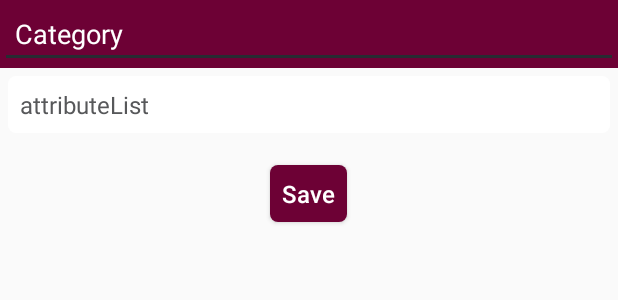
After one commit to SaadSurya/BizLinked, an Android app: the layout dialog_layout.xml on its own in the app's theme, with its tools: preview values and no code run, on a phone screen of 412 x 824 dp. The commit adds this screen. Shown: the top 300 px of the screen. Run offline under Robolectric (Android 15) with nearby library versions, the phone set to English and light mode, and no system bars.

Commit message:
images on the produc and category

```diff
--- a/app/src/main/java/com/application/lumaque/bizlinked/constant/AppConstant.java
+++ b/app/src/main/java/com/application/lumaque/bizlinked/constant/AppConstant.java
@@ -106,6 +106,7 @@ public static final String LINKED_CUSTOMER_URL = BASE_URL + LINK +"GetCustomerLi
 
 
         public static final String PRODUCT_CATEGORY= BASE_URL + PRODUCT +"GetProductCategories";
+        public static final String PRODUCT_ATTRIBUTES= BASE_URL + PRODUCT +"GetCompanyAttributes";
 
 
 
--- /dev/null
+++ b/app/src/main/res/layout/dialog_layout.xml
@@ -0,0 +1,52 @@
+<?xml version="1.0" encoding="utf-8"?>
+<LinearLayout xmlns:android="http://schemas.android.com/apk/res/android"
+    android:layout_width="match_parent"
+    android:layout_height="wrap_content"
+    android:orientation="vertical">
+<LinearLayout
+    android:layout_width="match_parent"
+    android:layout_height="wrap_content"
+    android:orientation="horizontal"
+    android:gravity="center_horizontal"
+    android:background="@color/appThemeColor">
+    <EditText
+        android:id="@+id/att_type"
+        android:layout_gravity="center"
+        android:layout_width="match_parent"
+        android:layout_height="wrap_content"
+        android:text="@string/category"
+        android:textColor="@color/white"
+        android:paddingStart="@dimen/x10"/>
+
+
+</LinearLayout>
+
+    <AutoCompleteTextView
+android:id="@+id/att_name"
+        style="?attr/roundEditTextNormalColorStyle"
+        android:text="attributeList"
+        android:layout_margin="@dimen/x5"
+        />
+
+    <android.support.v7.widget.RecyclerView
+        android:id="@+id/rv_attributes"
+        android:layout_margin="@dimen/x5"
+        android:layout_width="match_parent"
+        android:layout_height="wrap_content">
+
+    </android.support.v7.widget.RecyclerView>
+
+
+    <Button
+        android:id="@+id/attribute_save"
+        android:layout_gravity="center_horizontal"
+        android:layout_width="wrap_content"
+        android:layout_height="wrap_content"
+        android:text="@string/save"
+        android:layout_margin="@dimen/x5"
+        android:layout_marginBottom="@dimen/x10"
+        style="?attr/roundSkyBlueButtonColorStyle"/>
+
+
+
+</LinearLayout>
```
Also changed, not shown: app/src/main/java/com/application/lumaque/bizlinked/customViews/AttributesDialog.java (added, +143 -0 lines), app/src/main/java/com/application/lumaque/bizlinked/fragments/bizlinked/ProductFragment.java (+13 -30 lines), app/src/main/java/com/application/lumaque/bizlinked/fragments/bizlinked/adapter/TagsHorizontalAdapter.java (added, +123 -0 lines), app/src/main/java/com/application/lumaque/bizlinked/helpers/preference/BasePreferenceHelper.java (+22 -0 lines), app/src/main/java/com/application/lumaque/bizlinked/webhelpers/CompanyHelper.java (+33 -0 lines).
